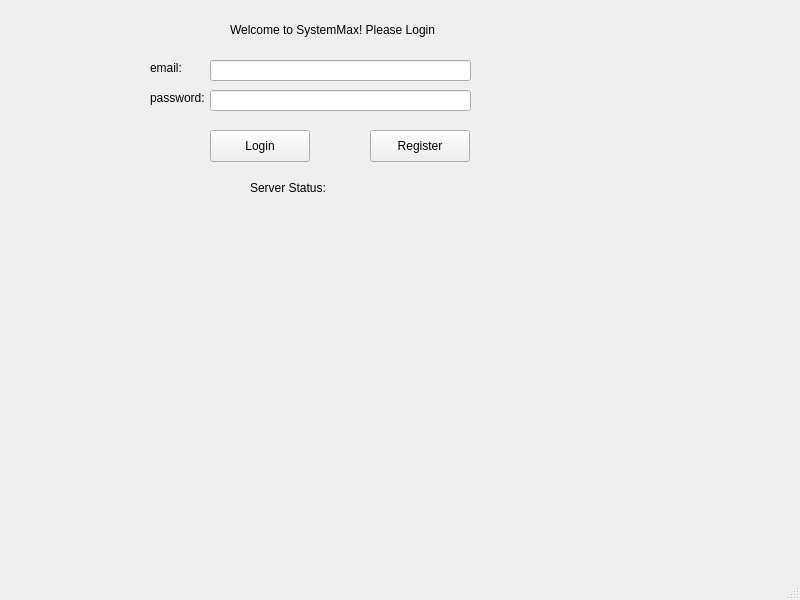
First picture: the form in SystemMax-Client2/ui/login_form.ui, repository vladistr08/SystemMax-Client, before the edit.
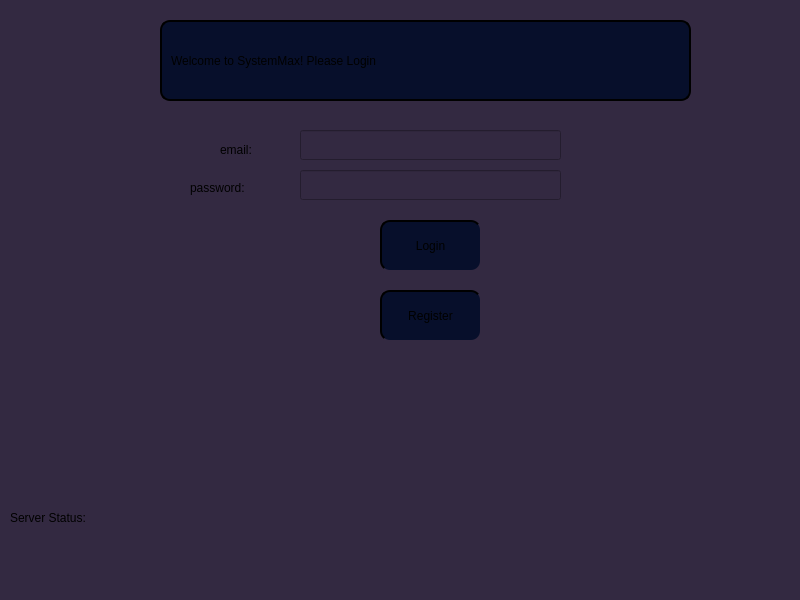
Second picture: the form after the edit.

What changed in the file:
```diff
--- a/SystemMax-Client2/ui/login_form.ui
+++ b/SystemMax-Client2/ui/login_form.ui
@@ -13,16 +13,27 @@
   <property name="windowTitle">
    <string>MainWindow</string>
   </property>
+  <property name="styleSheet">
+   <string notr="true">background-color: #332941;</string>
+  </property>
   <widget class="QWidget" name="centralwidget">
    <widget class="QPushButton" name="loginButton">
     <property name="geometry">
      <rect>
-      <x>210</x>
-      <y>130</y>
-      <width>100</width>
-      <height>32</height>
+      <x>380</x>
+      <y>220</y>
+      <width>101</width>
+      <height>51</height>
      </rect>
     </property>
+    <property name="styleSheet">
+     <string notr="true">background-color: #070F2B;
+   border-style: outset;
+    border-width: 2px;
+    border-radius: 10px;
+    padding: 6px;
+</string>
+    </property>
     <property name="text">
      <string>Login</string>
     </property>
@@ -30,12 +41,19 @@
    <widget class="QPushButton" name="goToRegisterButton">
     <property name="geometry">
      <rect>
-      <x>370</x>
-      <y>130</y>
-      <width>100</width>
-      <height>32</height>
+      <x>380</x>
+      <y>290</y>
+      <width>101</width>
+      <height>51</height>
      </rect>
     </property>
+    <property name="styleSheet">
+     <string notr="true">background-color: #070F2B;
+  border-style: outset;
+    border-width: 2px;
+    border-radius: 10px;
+    padding: 6px;</string>
+    </property>
     <property name="text">
      <string>Register</string>
     </property>
@@ -43,22 +61,28 @@
    <widget class="QLineEdit" name="emailLineEdit">
     <property name="geometry">
      <rect>
-      <x>210</x>
-      <y>60</y>
+      <x>300</x>
+      <y>130</y>
       <width>261</width>
-      <height>21</height>
+      <height>30</height>
      </rect>
     </property>
+    <property name="styleSheet">
+     <string notr="true">font: 14pt &quot;Fira Code&quot;;</string>
+    </property>
    </widget>
    <widget class="QLineEdit" name="passwordLineEdit">
     <property name="geometry">
      <rect>
-      <x>210</x>
-      <y>90</y>
+      <x>300</x>
+      <y>170</y>
       <width>261</width>
-      <height>21</height>
+      <height>30</height>
      </rect>
     </property>
+    <property name="styleSheet">
+     <string notr="true">font: 14pt &quot;Fira Code&quot;;</string>
+    </property>
     <property name="echoMode">
      <enum>QLineEdit::Password</enum>
     </property>
@@ -66,12 +90,21 @@
    <widget class="QLabel" name="label">
     <property name="geometry">
      <rect>
-      <x>230</x>
+      <x>160</x>
       <y>20</y>
-      <width>231</width>
-      <height>20</height>
+      <width>531</width>
+      <height>81</height>
      </rect>
     </property>
+    <property name="styleSheet">
+     <string notr="true">font: 24pt &quot;Fira Code&quot;;
+background-color: #070F2B;
+    border-style: outset;
+    border-width: 2px;
+    border-radius: 10px;
+    min-width: 10em;
+    padding: 6px;</string>
+    </property>
     <property name="text">
      <string>Welcome to SystemMax! Please Login</string>
     </property>
@@ -79,12 +112,15 @@
    <widget class="QLabel" name="label_2">
     <property name="geometry">
      <rect>
-      <x>150</x>
-      <y>60</y>
-      <width>58</width>
-      <height>16</height>
+      <x>220</x>
+      <y>140</y>
+      <width>71</width>
+      <height>20</height>
      </rect>
     </property>
+    <property name="styleSheet">
+     <string notr="true">font: 300 18pt &quot;Fira Code&quot;;</string>
+    </property>
     <property name="text">
      <string>email:</string>
     </property>
@@ -92,12 +128,15 @@
    <widget class="QLabel" name="label_3">
     <property name="geometry">
      <rect>
-      <x>150</x>
-      <y>90</y>
-      <width>58</width>
+      <x>190</x>
+      <y>180</y>
+      <width>101</width>
       <height>16</height>
      </rect>
     </property>
+    <property name="styleSheet">
+     <string notr="true">font: 300 18pt &quot;Fira Code&quot;;</string>
+    </property>
     <property name="text">
      <string>password:</string>
     </property>
@@ -105,8 +144,8 @@
    <widget class="QLabel" name="serverStatusLabel">
     <property name="geometry">
      <rect>
-      <x>250</x>
-      <y>180</y>
+      <x>10</x>
+      <y>510</y>
       <width>171</width>
       <height>16</height>
      </rect>
```
